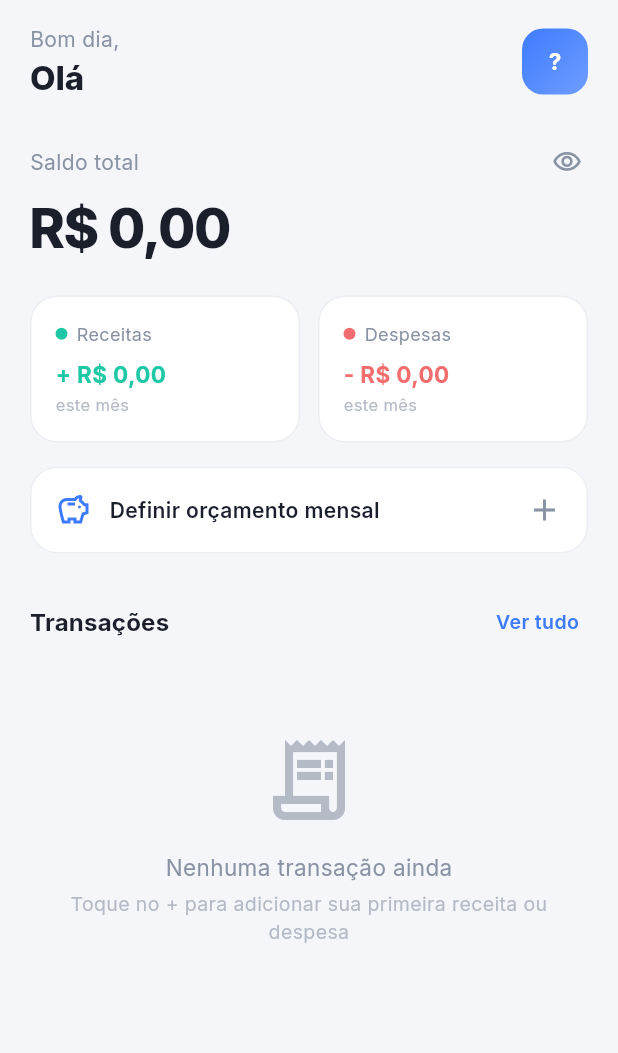
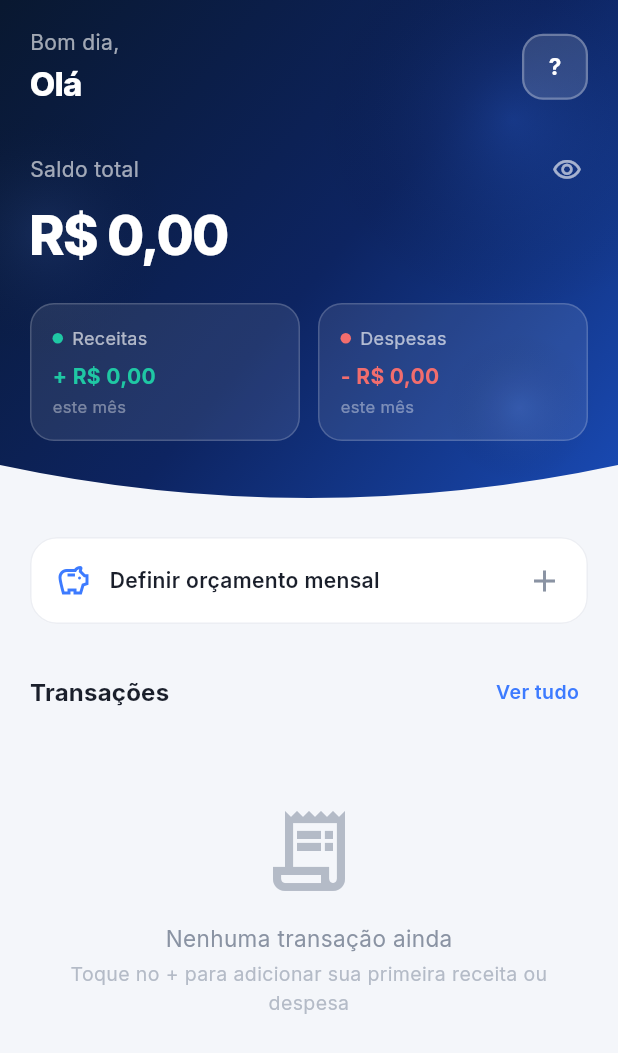
Before and after one commit to bernardobbl/ProjetoMobila_Flutter_Kotlin, a Flutter app: the HomeScreen screen opened directly, on a phone screen of 412 x 824 dp. Shown: the top 1053 px of the screen. Run offline on Flutter 3.47's test engine with Material 3 defaults, Android fonts, the phone set to English and light mode, and no system bars; our stand-ins replace fl_chart, google_fonts, image_picker, share_plus, shared_preferences, sqflite and 2 more; missing offline and left inert: dart:html; accounts and stored records are empty.

Commit message:
feat: redesign hero header com gradiente azul profundo e efeito fluido
- Cria HomeHeroHeader com gradiente navy→azul (091830→0D2461→1A4CB8),
  arco clipper na base, blobs decorativos e mini-cards glassmorphism
- Exibe foto de perfil no avatar do header quando disponível
- Remove roxo do splash screen (substituído pela paleta navy→primary)
- Atualiza primaryDark para #1540A0 (alinhado ao header hero)
- Atualiza README com paleta de cores real do app

Co-Authored-By: Claude Sonnet 4.6 <noreply@anthropic.com>

```diff
--- a/lib/core/constants/app_colors.dart
+++ b/lib/core/constants/app_colors.dart
@@ -6,7 +6,7 @@ class AppColors {
   // ─── Marca (azul) ─────────────────────────────────────────────────────
   static const primary = Color(0xFF3D7BFF);
   static const primaryLight = Color(0xFF6F9DFF);
-  static const primaryDark = Color(0xFF2C5FE0);
+  static const primaryDark = Color(0xFF1540A0);   // azul profundo — alinhado ao header
 
   // ─── Entrada (teal) / Saída (vermelho suave) ──────────────────────────
   static const income = Color(0xFF1FC8A4);
--- a/lib/features/home/screens/home_screen.dart
+++ b/lib/features/home/screens/home_screen.dart
@@ -8,7 +8,7 @@ import '../../../models/transaction_model.dart';
 import '../../../providers/auth_provider.dart';
 import '../../../providers/finance_provider.dart';
 import '../../../shared/widgets/budget_card.dart';
-import '../widgets/balance_card.dart';
+import '../widgets/home_hero_header.dart';
 import '../../transactions/screens/add_transaction_screen.dart';
 import '../../transactions/widgets/transaction_card.dart';
 
@@ -54,20 +54,17 @@ class _HomeScreenState extends State<HomeScreen> {
     final now = DateTime.now();
 
     return Scaffold(
-      body: SafeArea(
-        child: finance.isLoading
-            ? const Center(child: CircularProgressIndicator(color: AppColors.primary))
+      body: finance.isLoading
+          ? const SafeArea(
+              child: Center(child: CircularProgressIndicator(color: AppColors.primary)),
+            )
           : CustomScrollView(
               slivers: [
                 SliverToBoxAdapter(
-                    child: Padding(
-                      padding: const EdgeInsets.fromLTRB(20, 16, 20, 0),
-                      child: Column(
-                        crossAxisAlignment: CrossAxisAlignment.start,
-                        children: [
-                          _buildGreeting(context, firstName, _initials(fullName)),
-                          const SizedBox(height: 28),
-                          BalanceCard(
+                  child: HomeHeroHeader(
+                    firstName: firstName,
+                    initials: _initials(fullName),
+                    photoPath: auth.currentUser?.photoPath,
                     balance: finance.balance,
                     income: income,
                     expense: expense,
@@ -78,7 +75,13 @@ class _HomeScreenState extends State<HomeScreen> {
                       setState(() => _hideBalance = !_hideBalance);
                     },
                   ),
-                          const SizedBox(height: 16),
+                ),
+                SliverToBoxAdapter(
+                  child: Padding(
+                    padding: const EdgeInsets.fromLTRB(20, 12, 20, 0),
+                    child: Column(
+                      crossAxisAlignment: CrossAxisAlignment.start,
+                      children: [
                         BudgetCard(
                           budget: finance.monthlyBudget,
                           spent: expense,
@@ -115,56 +118,11 @@ class _HomeScreenState extends State<HomeScreen> {
                       childCount: finance.recentTransactions.length,
                     ),
                   ),
-                  const SliverToBoxAdapter(child: SizedBox(height: 100)),
-                ],
-              ),
-      ),
-    );
-  }
-
-  Widget _buildGreeting(BuildContext context, String firstName, String initials) {
-    final hour = DateTime.now().hour;
-    final greeting = hour < 12 ? 'Bom dia' : hour < 18 ? 'Boa tarde' : 'Boa noite';
-
-    return Row(
-      children: [
-        Expanded(
-          child: Column(
-            crossAxisAlignment: CrossAxisAlignment.start,
-            children: [
-              Text('$greeting,', style: const TextStyle(color: AppColors.textSecondary, fontSize: 14)),
-              const SizedBox(height: 2),
-              Text(
-                firstName.isEmpty ? 'Olá' : firstName,
-                style: Theme.of(context).textTheme.titleLarge?.copyWith(
-                      fontWeight: FontWeight.w800,
-                      fontSize: 22,
-                    ),
-                maxLines: 1,
-                overflow: TextOverflow.ellipsis,
+                SliverToBoxAdapter(
+                  child: SizedBox(height: 100 + MediaQuery.of(context).padding.bottom),
                 ),
               ],
             ),
-        ),
-        Container(
-          width: 44,
-          height: 44,
-          decoration: BoxDecoration(
-            gradient: const LinearGradient(
-              colors: [AppColors.primary, AppColors.primaryLight],
-              begin: Alignment.topLeft,
-              end: Alignment.bottomRight,
-            ),
-            borderRadius: BorderRadius.circular(14),
-          ),
-          child: Center(
-            child: Text(
-              initials,
-              style: const TextStyle(color: Colors.white, fontSize: 15, fontWeight: FontWeight.bold),
-            ),
-          ),
-        ),
-      ],
     );
   }
 
@@ -199,7 +157,10 @@ class _HomeScreenState extends State<HomeScreen> {
           children: [
             Icon(Icons.receipt_long_outlined, size: 64, color: AppColors.textHint),
             SizedBox(height: 16),
-            Text('Nenhuma transação ainda', style: TextStyle(color: AppColors.textSecondary, fontSize: 15)),
+            Text(
+              'Nenhuma transação ainda',
+              style: TextStyle(color: AppColors.textSecondary, fontSize: 15),
+            ),
             SizedBox(height: 4),
             Text(
               'Toque no + para adicionar sua primeira receita ou despesa',
--- /dev/null
+++ b/lib/features/home/widgets/home_hero_header.dart
@@ -0,0 +1,465 @@
+import 'dart:io';
+import 'package:flutter/material.dart';
+import 'package:flutter/services.dart';
+import '../../../core/constants/app_colors.dart';
+import '../../../core/utils/formatters.dart';
+
+class HomeHeroHeader extends StatelessWidget {
+  final String firstName;
+  final String initials;
+  final String? photoPath;
+  final double balance;
+  final double income;
+  final double expense;
+  final double? savingsRate;
+  final bool hideBalance;
+  final VoidCallback onToggleHide;
+
+  const HomeHeroHeader({
+    super.key,
+    required this.firstName,
+    required this.initials,
+    this.photoPath,
+    required this.balance,
+    required this.income,
+    required this.expense,
+    this.savingsRate,
+    required this.hideBalance,
+    required this.onToggleHide,
+  });
+
+  @override
+  Widget build(BuildContext context) {
+    final topPad = MediaQuery.of(context).padding.top;
+    final hour = DateTime.now().hour;
+    final greeting = hour < 12 ? 'Bom dia' : hour < 18 ? 'Boa tarde' : 'Boa noite';
+
+    return AnnotatedRegion<SystemUiOverlayStyle>(
+      value: SystemUiOverlayStyle.light,
+      child: ClipPath(
+        clipper: _ArchClipper(),
+        child: Container(
+          decoration: const BoxDecoration(
+            gradient: LinearGradient(
+              begin: Alignment.topLeft,
+              end: Alignment.bottomRight,
+              colors: [
+                Color(0xFF091830),
+                Color(0xFF0D2461),
+                Color(0xFF1A4CB8),
+              ],
+              stops: [0.0, 0.52, 1.0],
+            ),
+          ),
+          child: Stack(
+            children: [
+              // Blob decorativo — topo direito
+              Positioned(
+                top: -50, right: -60,
+                child: _Blob(size: 260, color: AppColors.primary, opacity: 0.18),
+              ),
+              // Blob decorativo — meio esquerdo
+              Positioned(
+                top: 70, left: -55,
+                child: _Blob(size: 170, color: const Color(0xFF6F9DFF), opacity: 0.11),
+              ),
+              // Blob decorativo — canto inferior direito
+              Positioned(
+                bottom: 24, right: 16,
+                child: _Blob(size: 100, color: AppColors.primaryLight, opacity: 0.13),
+              ),
+              // Conteúdo principal
+              Padding(
+                padding: EdgeInsets.fromLTRB(20, topPad + 18, 20, 52),
+                child: Column(
+                  crossAxisAlignment: CrossAxisAlignment.start,
+                  children: [
+                    _GreetingRow(
+                      greeting: greeting,
+                      firstName: firstName,
+                      initials: initials,
+                      photoPath: photoPath,
+                    ),
+                    const SizedBox(height: 28),
+                    _BalanceSection(
+                      balance: balance,
+                      savingsRate: savingsRate,
+                      hideBalance: hideBalance,
+                      onToggleHide: onToggleHide,
+                    ),
+                    const SizedBox(height: 20),
+                    _MiniCardsRow(
+                      income: income,
+                      expense: expense,
+                      hide: hideBalance,
+                    ),
+                  ],
+                ),
+              ),
+            ],
+          ),
+        ),
+      ),
+    );
+  }
+}
+
+// ─── Linha de saudação + avatar ─────────────────────────────────────────────
+
+class _GreetingRow extends StatelessWidget {
+  final String greeting;
+  final String firstName;
+  final String initials;
+  final String? photoPath;
+
+  const _GreetingRow({
+    required this.greeting,
+    required this.firstName,
+    required this.initials,
+    this.photoPath,
+  });
+
+  @override
+  Widget build(BuildContext context) {
+    final hasPhoto = photoPath != null && File(photoPath!).existsSync();
+    return Row(
+      children: [
+        Expanded(
+          child: Column(
+            crossAxisAlignment: CrossAxisAlignment.start,
+            children: [
+              Text(
+                '$greeting,',
+                style: TextStyle(
+                  color: Colors.white.withValues(alpha: 0.62),
+                  fontSize: 14,
+                ),
+              ),
+              const SizedBox(height: 2),
+              Text(
+                firstName.isEmpty ? 'Olá' : firstName,
+                style: const TextStyle(
+                  color: Colors.white,
+                  fontSize: 22,
+                  fontWeight: FontWeight.w800,
+                  letterSpacing: -0.5,
+                ),
+                maxLines: 1,
+                overflow: TextOverflow.ellipsis,
+              ),
+            ],
+          ),
+        ),
+        Container(
+          width: 44,
+          height: 44,
+          decoration: BoxDecoration(
+            color: hasPhoto ? null : Colors.white.withValues(alpha: 0.14),
+            borderRadius: BorderRadius.circular(14),
+            border: Border.all(
+              color: Colors.white.withValues(alpha: 0.28),
+              width: 1.5,
+            ),
+          ),
+          child: hasPhoto
+              ? ClipRRect(
+                  borderRadius: BorderRadius.circular(12.5),
+                  child: Image.file(
+                    File(photoPath!),
+                    width: 44,
+                    height: 44,
+                    fit: BoxFit.cover,
+                  ),
+                )
+              : Center(
+                  child: Text(
+                    initials,
+                    style: const TextStyle(
+                      color: Colors.white,
+                      fontSize: 15,
+                      fontWeight: FontWeight.bold,
+                    ),
+                  ),
+                ),
+        ),
+      ],
+    );
+  }
+}
+
+// ─── Seção de saldo ──────────────────────────────────────────────────────────
+
+class _BalanceSection extends StatelessWidget {
+  final double balance;
+  final double? savingsRate;
+  final bool hideBalance;
+  final VoidCallback onToggleHide;
+
+  static const _hidden = '••••••';
+
+  const _BalanceSection({
+    required this.balance,
+    required this.savingsRate,
+    required this.hideBalance,
+    required this.onToggleHide,
+  });
+
+  @override
+  Widget build(BuildContext context) {
+    return Column(
+      crossAxisAlignment: CrossAxisAlignment.start,
+      children: [
+        Row(
+          children: [
+            Text(
+              'Saldo total',
+              style: TextStyle(
+                color: Colors.white.withValues(alpha: 0.62),
+                fontSize: 14,
+              ),
+            ),
+            const Spacer(),
+            InkWell(
+              onTap: onToggleHide,
+              borderRadius: BorderRadius.circular(20),
+              splashColor: Colors.white.withValues(alpha: 0.12),
+              child: Padding(
+                padding: const EdgeInsets.all(4),
+                child: AnimatedSwitcher(
+                  duration: const Duration(milliseconds: 200),
+                  child: Icon(
+                    key: ValueKey(hideBalance),
+                    hideBalance
+                        ? Icons.visibility_off_outlined
+                        : Icons.visibility_outlined,
+                    size: 20,
+                    color: Colors.white.withValues(alpha: 0.62),
+                  ),
+                ),
+              ),
+            ),
+          ],
+        ),
+        const SizedBox(height: 4),
+        AnimatedSwitcher(
+          duration: const Duration(milliseconds: 200),
+          transitionBuilder: (child, animation) => FadeTransition(
+            opacity: animation,
+            child: SlideTransition(
+              position: Tween<Offset>(
+                begin: const Offset(0, 0.1),
+                end: Offset.zero,
+              ).animate(animation),
+              child: child,
+            ),
+          ),
+          child: Text(
+            key: ValueKey(hideBalance),
+            hideBalance ? _hidden : Formatters.currency(balance),
+            style: const TextStyle(
+              color: Colors.white,
+              fontSize: 36,
+              fontWeight: FontWeight.w800,
+              letterSpacing: -1.2,
+            ),
+            maxLines: 1,
+            overflow: TextOverflow.ellipsis,
+          ),
+        ),
+        if (savingsRate != null) ...[
+          const SizedBox(height: 10),
+          _TrendPill(rate: savingsRate!),
+        ],
+      ],
+    );
+  }
+}
+
+class _TrendPill extends StatelessWidget {
+  final double rate;
+  const _TrendPill({required this.rate});
+
+  @override
+  Widget build(BuildContext context) {
+    final positive = rate >= 0;
+    final color = positive ? AppColors.income : AppColors.expense;
+    return Container(
+      padding: const EdgeInsets.symmetric(horizontal: 10, vertical: 4),
+      decoration: BoxDecoration(
+        color: color.withValues(alpha: 0.16),
+        borderRadius: BorderRadius.circular(20),
+        border: Border.all(color: color.withValues(alpha: 0.38)),
+      ),
+      child: Row(
+        mainAxisSize: MainAxisSize.min,
+        children: [
+          Icon(
+            positive ? Icons.trending_up : Icons.trending_down,
+            color: color,
+            size: 14,
+          ),
+          const SizedBox(width: 5),
+          Text(
+            '${rate.abs().toStringAsFixed(1)}% poupado este mês',
+            style: TextStyle(
+              color: color,
+              fontSize: 12,
+              fontWeight: FontWeight.w600,
+            ),
+          ),
+        ],
+      ),
+    );
+  }
+}
+
+// ─── Mini-cards glassmorphism ────────────────────────────────────────────────
+
+class _MiniCardsRow extends StatelessWidget {
+  final double income;
+  final double expense;
+  final bool hide;
+
+  const _MiniCardsRow({
+    required this.income,
+    required this.expense,
+    required this.hide,
+  });
+
+  @override
+  Widget build(BuildContext context) {
+    return Row(
+      children: [
+        Expanded(
+          child: _GlassMiniCard(
+            label: 'Receitas',
+            amount: income,
+            isIncome: true,
+            hide: hide,
+          ),
+        ),
+        const SizedBox(width: 12),
+        Expanded(
+          child: _GlassMiniCard(
+            label: 'Despesas',
+            amount: expense,
+            isIncome: false,
+            hide: hide,
+          ),
+        ),
+      ],
+    );
+  }
+}
+
+class _GlassMiniCard extends StatelessWidget {
+  final String label;
+  final double amount;
+  final bool isIncome;
+  final bool hide;
+
+  const _GlassMiniCard({
+    required this.label,
+    required this.amount,
+    required this.isIncome,
+    required this.hide,
+  });
+
+  @override
+  Widget build(BuildContext context) {
+    final color = isIncome ? AppColors.income : AppColors.expense;
+    final prefix = isIncome ? '+ ' : '- ';
+    return Container(
+      padding: const EdgeInsets.all(14),
+      decoration: BoxDecoration(
+        color: Colors.white.withValues(alpha: 0.09),
+        borderRadius: BorderRadius.circular(16),
+        border: Border.all(color: Colors.white.withValues(alpha: 0.18)),
+      ),
+      child: Column(
+        crossAxisAlignment: CrossAxisAlignment.start,
+        children: [
+          Row(
+            children: [
+              Container(
+                width: 7,
+                height: 7,
+                decoration: BoxDecoration(color: color, shape: BoxShape.circle),
+              ),
+              const SizedBox(width: 6),
+              Text(
+                label,
+                style: TextStyle(
+                  color: Colors.white.withValues(alpha: 0.65),
+                  fontSize: 12,
+                ),
+              ),
+            ],
+          ),
+          const SizedBox(height: 7),
+          Text(
+            hide ? '••••' : '$prefix${Formatters.currency(amount)}',
+            style: TextStyle(
+              color: color,
+              fontSize: 14,
+              fontWeight: FontWeight.w700,
+            ),
+            maxLines: 1,
+            overflow: TextOverflow.ellipsis,
+          ),
+          const SizedBox(height: 2),
+          Text(
+            'este mês',
+            style: TextStyle(
+              color: Colors.white.withValues(alpha: 0.4),
+              fontSize: 11,
+            ),
+          ),
+        ],
+      ),
+    );
+  }
+}
+
+// ─── Blob decorativo ────────────────────────────────────────────────────────
+
+class _Blob extends StatelessWidget {
+  final double size;
+  final Color color;
+  final double opacity;
+
+  const _Blob({required this.size, required this.color, required this.opacity});
+
+  @override
+  Widget build(BuildContext context) {
+    return Container(
+      width: size,
+      height: size,
+      decoration: BoxDecoration(
+        shape: BoxShape.circle,
+        gradient: RadialGradient(
+          colors: [color.withValues(alpha: opacity), Colors.transparent],
+        ),
+      ),
+    );
+  }
+}
+
+// ─── Clipper com arco fluido na base ────────────────────────────────────────
+
+class _ArchClipper extends CustomClipper<Path> {
+  @override
+  Path getClip(Size size) {
+    return Path()
+      ..lineTo(0, size.height - 36)
+      ..quadraticBezierTo(
+        size.width / 2, size.height + 8,
+        size.width, size.height - 36,
+      )
+      ..lineTo(size.width, 0)
+      ..close();
+  }
+
+  @override
+  bool shouldReclip(CustomClipper<Path> oldClipper) => false;
+}
--- a/lib/features/splash/splash_screen.dart
+++ b/lib/features/splash/splash_screen.dart
@@ -92,7 +92,7 @@ class _SplashScreenState extends State<SplashScreen> with TickerProviderStateMix
       body: Container(
         decoration: const BoxDecoration(
           gradient: LinearGradient(
-            colors: [AppColors.primaryDark, AppColors.primary, Color(0xFF9D8FFF)],
+            colors: [Color(0xFF091830), Color(0xFF0D2461), AppColors.primary],
             begin: Alignment.topLeft,
             end: Alignment.bottomRight,
           ),
```
Also changed, not shown: 1 other file. Lines whose indentation alone changed are shown as unchanged.
